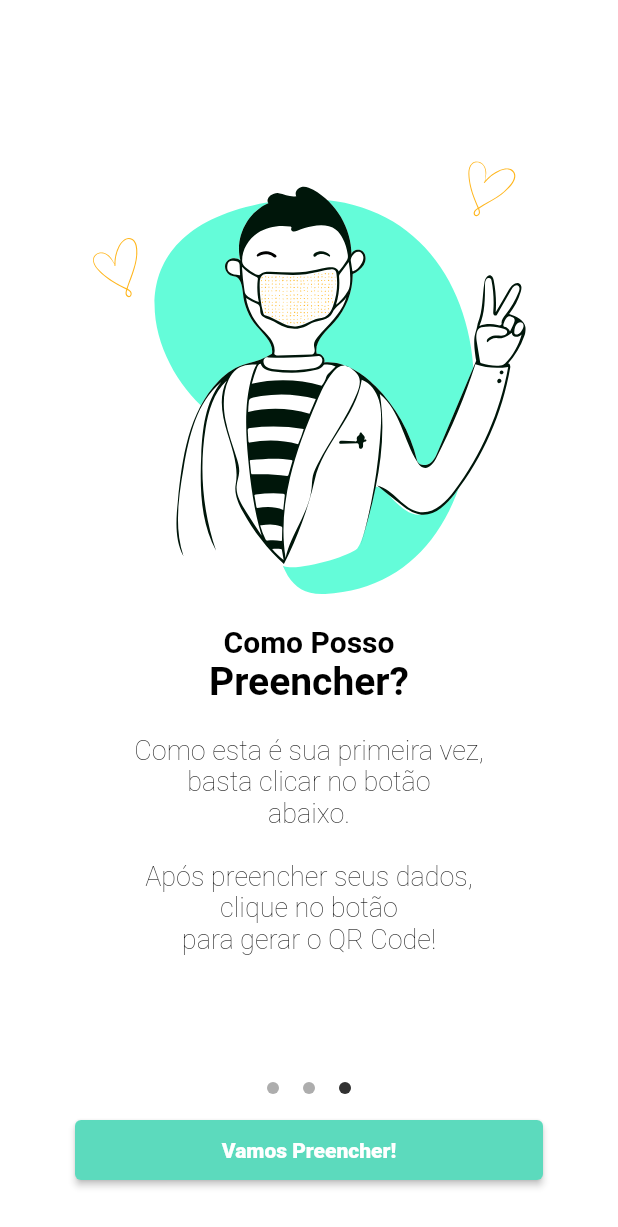
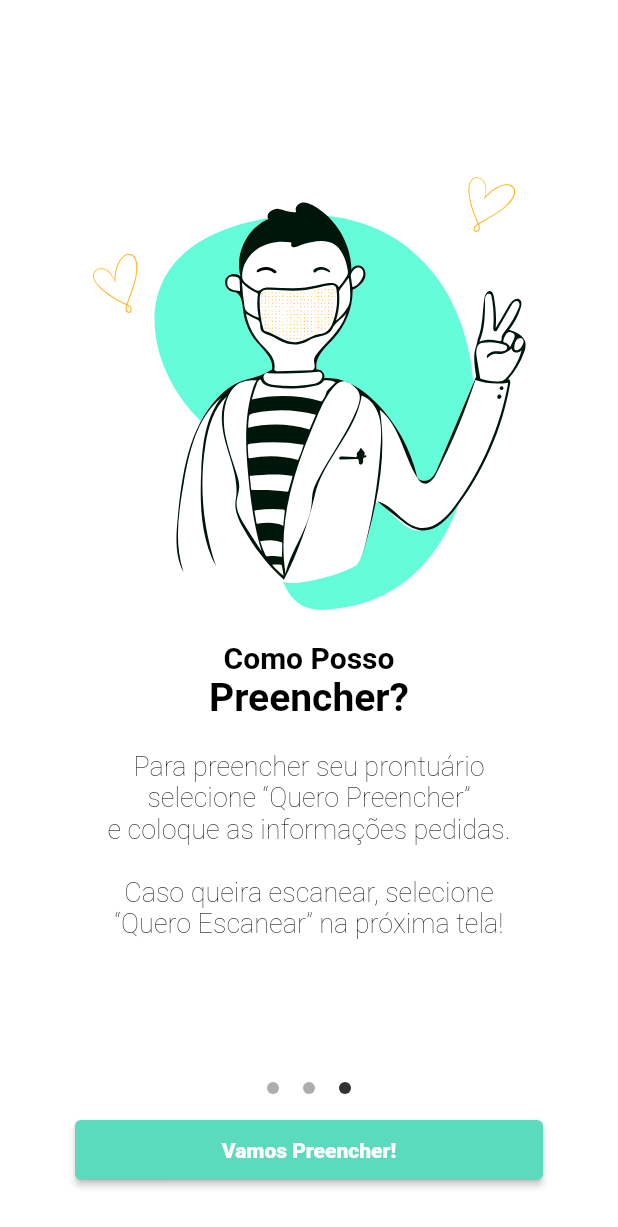
Before and after one commit to EduCsg/FastForm, a Flutter app: the screen it shows after launch, swiped to page 3, on a phone screen of 412 x 824 dp. Shown: the top 1227 px of the screen. Run offline on Flutter 3.47's test engine with Material 2 defaults, Android fonts, the phone set to English and light mode, and no system bars; drawn by our look-alikes of smooth_page_indicator; our stand-ins replace animated_splash_screen, barcode_widget, flutter_svg, fluttertoast, shared_preferences.

Commit message:
Ajusta os textos

```diff
--- a/lib/screens/home/components/bottom.dart
+++ b/lib/screens/home/components/bottom.dart
@@ -30,7 +30,7 @@ SizedBox buildBottom(
                 context: context,
                 builder: (_) => AlertDialog(
                   title: const Text(
-                    'Seu QR Code!',
+                    'As informações estão corretas?',
                     style: TextStyle(fontWeight: FontWeight.bold),
                     textAlign: TextAlign.center,
                   ),
@@ -68,7 +68,7 @@ SizedBox buildBottom(
                 35,
               ),
             ),
-            child: const Text('Salvar Alterações'),
+            child: const Text('Gerar QrCode'),
           ),
           const SizedBox(
             height: kDefaultPadding * 0.25,
--- a/lib/screens/home/components/inputs/medicamentos.dart
+++ b/lib/screens/home/components/inputs/medicamentos.dart
@@ -49,7 +49,7 @@ class _WidgetMedicamentoInputState extends State<WidgetMedicamentoInput> {
           child: Padding(
             padding: const EdgeInsets.only(left: 3),
             child: Text(
-              'Faz uso de algum medicamento?',
+              'Faz uso de algum medicamento controlado?',
               style: TextStyle(
                 fontWeight: FontWeight.w300,
                 color: labelTextColor,
@@ -88,7 +88,7 @@ class _WidgetMedicamentoInputState extends State<WidgetMedicamentoInput> {
                 Icons.medication_rounded,
                 color: iconYellowColor,
               ),
-              labelText: 'Qual?',
+              labelText: 'Quais?',
               labelStyle: TextStyle(
                 color: labelTextColor,
                 fontSize: 16,
--- a/lib/screens/onboarding/components/onboarding_1.dart
+++ b/lib/screens/onboarding/components/onboarding_1.dart
@@ -51,7 +51,7 @@ class BuildOnboarding1 extends StatelessWidget {
                   ),
                   TextSpan(
                     text:
-                        " é um aplicativo\nque visa a facilitação de\npreenchimento de\nformularios hospitalares.",
+                        " é um aplicativo\nque visa a facilitação de\npreenchimento de\nprontuários hospitalares.",
                     style: TextStyle(
                       fontSize: 18,
                       fontWeight: FontWeight.w200,
--- a/lib/screens/onboarding/components/onboarding_2.dart
+++ b/lib/screens/onboarding/components/onboarding_2.dart
@@ -39,7 +39,7 @@ class BuildOnboarding2 extends StatelessWidget {
                 children: [
                   TextSpan(
                     text:
-                        " Após preencher o prontuário,\nna próxima vez que você for\nao hospital, basta aproximar o\naplicativo do leitor e pronto.\nO seu prontuário foi enviado!",
+                        "Basta preencher o prontuário,\nna próxima vez que você for\nao hospital apenas apresente o\nQrCode e pronto!\n\nSeu prontuário será enviado!",
                     style: TextStyle(
                       fontSize: 18,
                       fontWeight: FontWeight.w200,
--- a/lib/screens/onboarding/components/onboarding_3.dart
+++ b/lib/screens/onboarding/components/onboarding_3.dart
@@ -48,7 +48,7 @@ class BuildOnboarding3 extends StatelessWidget {
                 children: [
                   TextSpan(
                     text:
-                        "Como esta é sua primeira vez,\nbasta clicar no botão\nabaixo.\n\nApós preencher seus dados,\nclique no botão\npara gerar o QR Code!",
+                        "Para preencher seu prontuário\nselecione “Quero Preencher”\ne coloque as informações pedidas.\n\nCaso queira escanear, selecione\n“Quero Escanear” na próxima tela!",
                     style: TextStyle(
                       fontSize: 18,
                       fontWeight: FontWeight.w200,
```
